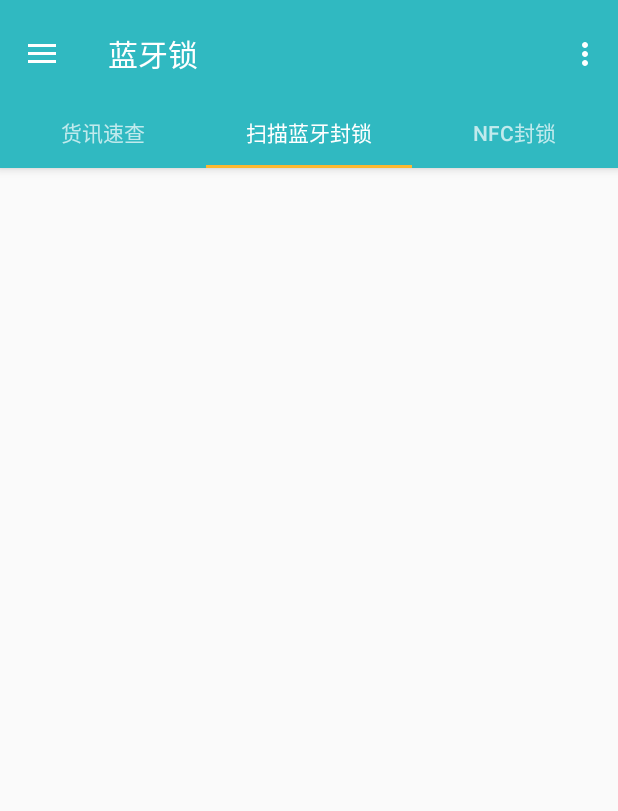
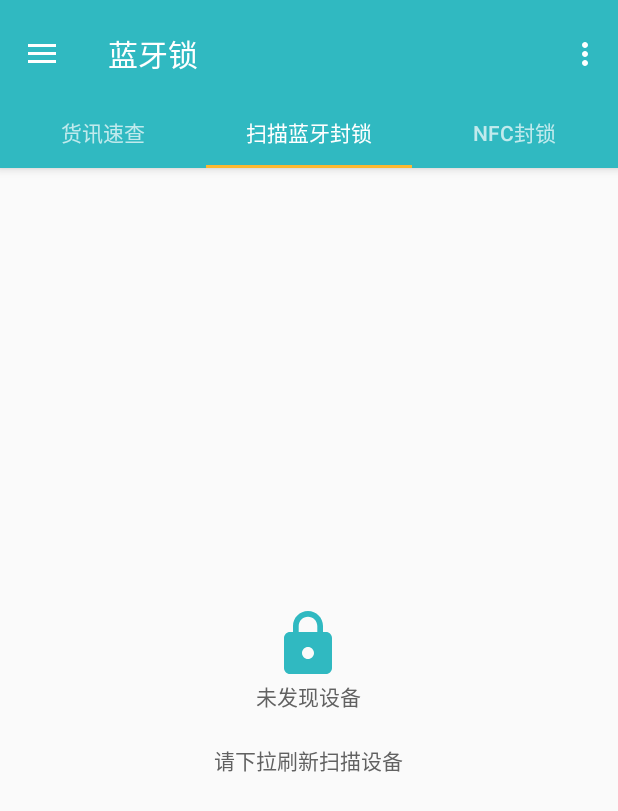
Before and after one commit to agenthun/ESeal, an Android app: the FreightTrackFragment screen opened directly, with no data from a screen before it, tab 2 chosen, on a phone screen of 412 x 824 dp. Shown: the top 811 px of the screen. Run offline under Robolectric (Android 15) with nearby library versions, the phone set to English and light mode, and no system bars; our stand-ins replace ButterKnife; libraries missing offline, so code that uses them is left out: com.arlib.floatingsearchview, it.gmariotti.recyclerview; network calls fail; pictures from the network do not load; 8 statements that could not run were skipped.

Commit message:
update blank @ webview & recyclerView

```diff
--- a/app/src/main/java/com/agenthun/eseal/fragment/FreightTrackFragment.java
+++ b/app/src/main/java/com/agenthun/eseal/fragment/FreightTrackFragment.java
@@ -9,6 +9,7 @@ import android.view.View;
 import android.view.ViewGroup;
 import android.webkit.WebSettings;
 import android.webkit.WebView;
+import android.widget.ImageView;
 
 import com.agenthun.eseal.App;
 import com.agenthun.eseal.R;
@@ -47,6 +48,7 @@ public class FreightTrackFragment extends Fragment {
 
     private WebView webView;
     private FloatingSearchView floatingSearchView;
+    private ImageView blurredMap;
 
     public static FreightTrackFragment newInstance(String type, String containerNo) {
         Bundle args = new Bundle();
@@ -92,12 +94,16 @@ public class FreightTrackFragment extends Fragment {
     public View onCreateView(final LayoutInflater inflater, ViewGroup container, Bundle savedInstanceState) {
         View view = inflater.inflate(R.layout.fragment_freight_track, container, false);
 
+        blurredMap = (ImageView) view.findViewById(R.id.blurredMap);
+
         webView = (WebView) view.findViewById(R.id.webView);
         webView.getSettings().setJavaScriptEnabled(true);
         webView.setScrollBarStyle(View.SCROLLBARS_INSIDE_INSET);
         WebSettings webSettings = webView.getSettings();
         webSettings.setAllowFileAccess(true);
         webSettings.setBuiltInZoomControls(true);
+
+        loadingMapState(false);
 
         floatingSearchView = (FloatingSearchView) view.findViewById(R.id.floatingSearchview);
         floatingSearchView.setOnQueryChangeListener(new FloatingSearchView.OnQueryChangeListener() {
@@ -127,12 +133,16 @@ public class FreightTrackFragment extends Fragment {
         floatingSearchView.setOnSearchListener(new FloatingSearchView.OnSearchListener() {
             @Override
             public void onSuggestionClicked(SearchSuggestion searchSuggestion) {
+                ((ContainerNoSuggestion) searchSuggestion).setIsHistory(true);
+
                 String containerId = ((ContainerNoSuggestion) searchSuggestion).getDetail().getContainerId();
                 Log.d(TAG, "onSuggestionClicked() containerId = " + containerId);
                 String containerNo = ((ContainerNoSuggestion) searchSuggestion).getDetail().getContainerNo();
                 if (mOnItemClickListener != null) {
                     mOnItemClickListener.onItemClick(containerNo, containerId);
                 }
+
+                loadingMapState(true);
                 webView.loadUrl("http://www.freight-track.com/BaiduMap/FreightTrackPath.aspx?token=" + App.getToken() + "&Type=0&ContainerId=" + containerId + "&language=l");
             }
 
@@ -142,6 +152,16 @@ public class FreightTrackFragment extends Fragment {
             }
         });
         return view;
+    }
+
+    private void loadingMapState(boolean isLoading) {
+        if (isLoading) {
+            blurredMap.setVisibility(View.GONE);
+            webView.setVisibility(View.VISIBLE);
+        } else {
+            blurredMap.setVisibility(View.VISIBLE);
+            webView.setVisibility(View.GONE);
+        }
     }
 
     //itemClick interface
--- a/app/src/main/java/com/agenthun/eseal/fragment/ScanDeviceFragment.java
+++ b/app/src/main/java/com/agenthun/eseal/fragment/ScanDeviceFragment.java
@@ -23,6 +23,7 @@ import com.agenthun.eseal.R;
 import com.agenthun.eseal.activity.DeviceOperationActivity;
 import com.agenthun.eseal.adapter.DeviceAdapter;
 import com.agenthun.eseal.connectivity.ble.ACSUtility;
+import com.agenthun.eseal.view.CheckEmptyRecyclerView;
 
 import java.util.ArrayList;
 import java.util.HashMap;
@@ -49,7 +50,8 @@ public class ScanDeviceFragment extends Fragment implements SwipeRefreshLayout.O
 
 
     private SwipeRefreshLayout swipeRefreshLayout;
-    private RecyclerView recyclerView;
+    private View noDevices;
+    private CheckEmptyRecyclerView recyclerView;
     private DeviceAdapter deviceAdapter;
 
     private BluetoothAdapter mBluetoothAdapter;
@@ -95,9 +97,11 @@ public class ScanDeviceFragment extends Fragment implements SwipeRefreshLayout.O
                 ContextCompat.getColor(getActivity(), R.color.colorPrimaryDark)
         );
 
+        noDevices = view.findViewById(R.id.noDevices);
+
         deviceList = new ArrayList<>();
 
-        recyclerView = (RecyclerView) view.findViewById(R.id.recyclerView);
+        recyclerView = (CheckEmptyRecyclerView) view.findViewById(R.id.recyclerView);
         deviceAdapter = new DeviceAdapter(deviceList, deviceRssiValues);
         deviceAdapter.setOnItemClickListener(new DeviceAdapter.OnItemClickListener() {
             @Override
@@ -128,6 +132,8 @@ public class ScanDeviceFragment extends Fragment implements SwipeRefreshLayout.O
         recyclerView.setLayoutManager(new LinearLayoutManager(getContext()));
         recyclerView.setAdapter(deviceAdapter);
         recyclerView.setItemAnimator(new SlideScaleInOutRightItemAnimator(recyclerView));
+
+        recyclerView.setEmptyView(noDevices);
         return view;
     }
 
--- /dev/null
+++ b/app/src/main/java/com/agenthun/eseal/view/CheckEmptyRecyclerView.java
@@ -0,0 +1,80 @@
+package com.agenthun.eseal.view;
+
+import android.content.Context;
+import android.support.annotation.Nullable;
+import android.support.v7.widget.RecyclerView;
+import android.util.AttributeSet;
+import android.view.View;
+
+/**
+ * @project BleECG
+ * @authors agenthun
+ * @date 16/8/4 21:01.
+ */
+public class CheckEmptyRecyclerView extends RecyclerView {
+    private View emptyView;
+
+    public CheckEmptyRecyclerView(Context context) {
+        super(context);
+    }
+
+    public CheckEmptyRecyclerView(Context context, @Nullable AttributeSet attrs) {
+        super(context, attrs);
+    }
+
+    public CheckEmptyRecyclerView(Context context, @Nullable AttributeSet attrs, int defStyle) {
+        super(context, attrs, defStyle);
+    }
+
+    private AdapterDataObserver observer = new AdapterDataObserver() {
+        @Override
+        public void onChanged() {
+            super.onChanged();
+            checkIsEmpty();
+        }
+
+        @Override
+        public void onItemRangeInserted(int positionStart, int itemCount) {
+            super.onItemRangeInserted(positionStart, itemCount);
+            checkIsEmpty();
+        }
+
+        @Override
+        public void onItemRangeRemoved(int positionStart, int itemCount) {
+            super.onItemRangeRemoved(positionStart, itemCount);
+            checkIsEmpty();
+        }
+
+        @Override
+        public void onItemRangeChanged(int positionStart, int itemCount) {
+            super.onItemRangeChanged(positionStart, itemCount);
+            checkIsEmpty();
+        }
+    };
+
+    private void checkIsEmpty() {
+        if (emptyView != null && getAdapter() != null) {
+            boolean emptyViewIsAvailable = getAdapter().getItemCount() == 0;
+            emptyView.setVisibility(emptyViewIsAvailable ? VISIBLE : GONE);
+            setVisibility(emptyViewIsAvailable ? GONE : VISIBLE);
+        }
+    }
+
+    @Override
+    public void setAdapter(Adapter adapter) {
+        Adapter old = getAdapter();
+        if (old != null) {
+            old.unregisterAdapterDataObserver(observer);
+        }
+        super.setAdapter(adapter);
+        if (adapter != null) {
+            adapter.registerAdapterDataObserver(observer);
+        }
+        checkIsEmpty();
+    }
+
+    public void setEmptyView(View emptyView) {
+        this.emptyView = emptyView;
+        checkIsEmpty();
+    }
+}
--- a/app/src/main/res/layout/fragment_scan_ble_device.xml
+++ b/app/src/main/res/layout/fragment_scan_ble_device.xml
@@ -14,9 +14,48 @@
         android:layout_width="match_parent"
         android:layout_height="match_parent">
 
-        <android.support.v7.widget.RecyclerView
-            android:id="@+id/recyclerView"
+        <RelativeLayout
             android:layout_width="match_parent"
-            android:layout_height="match_parent" />
+            android:layout_height="match_parent">
+
+            <com.agenthun.eseal.view.CheckEmptyRecyclerView
+                android:id="@+id/recyclerView"
+                android:layout_width="match_parent"
+                android:layout_height="match_parent"
+                android:visibility="gone" />
+
+            <LinearLayout
+                android:id="@+id/noDevices"
+                android:layout_width="wrap_content"
+                android:layout_height="wrap_content"
+                android:layout_centerInParent="true"
+                android:orientation="vertical"
+                android:visibility="visible">
+
+                <ImageView
+                    android:id="@+id/noDevicesIcon"
+                    android:layout_width="48dp"
+                    android:layout_height="48dp"
+                    android:layout_gravity="center"
+                    android:src="@drawable/ic_lock_black_24dp" />
+
+                <TextView
+                    android:id="@+id/noDevicesMain"
+                    android:layout_width="wrap_content"
+                    android:layout_height="wrap_content"
+                    android:layout_gravity="center"
+                    android:layout_marginBottom="@dimen/spacing_normal"
+                    android:text="@string/no_devices_all" />
+
+                <TextView
+                    android:id="@+id/noDevicesAdd"
+                    android:layout_width="wrap_content"
+                    android:layout_height="48dp"
+                    android:layout_gravity="center"
+                    android:gravity="center"
+                    android:text="@string/scan_device_active" />
+            </LinearLayout>
+
+        </RelativeLayout>
     </android.support.v4.widget.SwipeRefreshLayout>
 </RelativeLayout>
--- a/app/src/main/res/values/strings.xml
+++ b/app/src/main/res/values/strings.xml
@@ -32,6 +32,8 @@
     <string name="action_type_4">海关查验</string>
 
     <string name="error_ble_not_supported">该设备不支持蓝牙功能</string>
+    <string name="no_devices_all">未发现设备</string>
+    <string name="scan_device_active">请下拉刷新扫描设备</string>
     <string name="device_connecting">正在连接中...</string>
     <string name="success_device_connection">连接成功</string>
     <string name="fail_device_connection">连接失败</string>
```
Also changed, not shown: app/src/main/java/com/agenthun/eseal/activity/TakePictueActivity.java (+8 -0 lines), app/src/main/res/layout/fragment_freight_track.xml (+14 -1 lines), app/src/main/res/drawable-xxhdpi/blurred_map.png (added), 1 other file.
